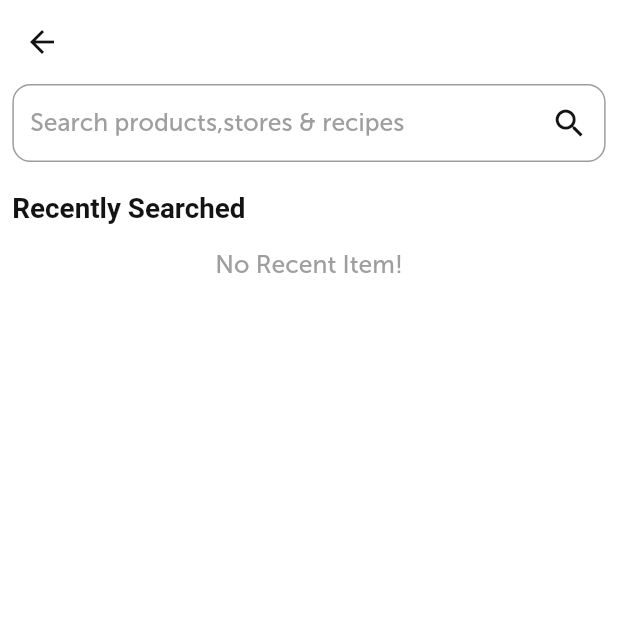
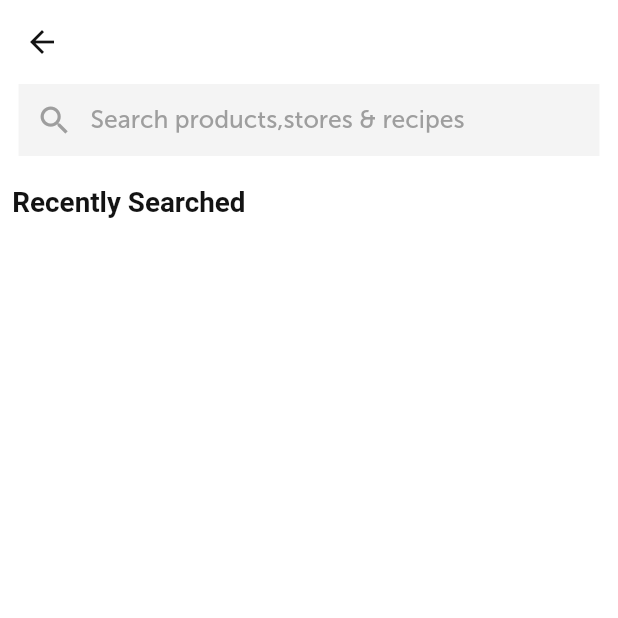
Before and after one commit to Manav5606/rpt, a Flutter app: the SearchRecipeScreen screen opened by its route, on a phone screen of 412 x 824 dp, the top half of it. Run offline on Flutter 3.47's test engine with Material 2 defaults, Android fonts, the phone set to English and light mode, and no system bars; our stand-ins replace awesome_dialog, badges, bubble, buttons_tabbar, cached_network_image, camera and 43 more; missing offline and left inert: dart:ffi, flutter_share_me, google_place, razorpay_flutter, stream_chat, stream_chat_flutter; accounts and stored records are empty; network calls fail; Roboto replaces fonts that are missing (MuseoSans-700.otf); statements that could not run were skipped.

```diff
--- a/lib/screens/scanReceipt/search_recipt_screen.dart
+++ b/lib/screens/scanReceipt/search_recipt_screen.dart
@@ -30,42 +30,55 @@ class SearchRecipeScreen extends StatelessWidget {
           child: Column(
             crossAxisAlignment: CrossAxisAlignment.start,
             children: [
-              TextField(
+              Padding(
+                padding: EdgeInsets.symmetric(horizontal: 1.w),
+                child: Container(
+                  decoration: BoxDecoration(color: AppConst.veryLightGrey),
+                  child: TextField(
                       textAlign: TextAlign.left,
                       textDirection: TextDirection.rtl,
                       controller: _paymentController.searchController,
                       textAlignVertical: TextAlignVertical.center,
                       decoration: InputDecoration(
-                      suffixIcon: (_paymentController.searchText.value.isEmpty)
-                          ? Icon(
-                              Icons.search,
-                              size: SizeUtils.horizontalBlockSize * 6,
-                              color: AppConst.black,
-                            )
+                          contentPadding: EdgeInsets.only(left: 3.w),
+                          suffixIcon: (_paymentController
+                                  .searchText.value.isEmpty)
+                              ? null
                               : IconButton(
                                   onPressed: () {
                                     _paymentController.searchController.clear();
                                     _paymentController.searchText.value = '';
-                                _paymentController
-                                    .getNearMePageDataModel.value?.data?.stores
+                                    _paymentController.getNearMePageDataModel
+                                        .value?.data?.stores
                                         ?.clear();
-                                Get.back();
+                                    // Get.back();
                                   },
                                   icon: Icon(
                                     Icons.cancel,
-                                color: AppConst.black,
+                                    color: AppConst.grey,
                                     size: SizeUtils.horizontalBlockSize * 6,
                                   )),
+                          prefixIcon:
+                              (_paymentController.searchText.value.isEmpty)
+                                  ? Icon(
+                                      Icons.search,
+                                      color: AppConst.grey,
+                                      size: SizeUtils.horizontalBlockSize * 6,
+                                    )
+                                  : null,
                           counterText: "",
                           isDense: true,
-                      border: OutlineInputBorder(
-                        borderRadius: BorderRadius.circular(12),
-                        borderSide: BorderSide(),
-                      ),
-                      focusedBorder: OutlineInputBorder(
-                        borderRadius: BorderRadius.circular(12),
-                        borderSide: BorderSide(color: AppConst.black),
-                      ),
+                          border: InputBorder.none,
+                          // OutlineInputBorder(
+                          //   borderRadius: BorderRadius.circular(12),
+                          //   borderSide:
+                          //       BorderSide(width: 1, color: AppConst.transparent),
+                          // ),
+                          focusedBorder: InputBorder.none,
+                          // OutlineInputBorder(
+                          //   borderRadius: BorderRadius.circular(12),
+                          //   borderSide: BorderSide(color: AppConst.black),
+                          // ),
                           hintTextDirection: TextDirection.rtl,
                           hintText: " Search products,stores & recipes",
                           hintStyle: TextStyle(
@@ -84,9 +97,12 @@ class SearchRecipeScreen extends StatelessWidget {
                         _paymentController.searchText.value.isNotEmpty
                             ? _paymentController.getNearMePageData(
                                 searchText: value)
-                        : _paymentController.getNearMePageData(searchText: " ");
+                            : _paymentController.getNearMePageData(
+                                searchText: " ");
                         // onSearch(value);
                       }),
+                ),
+              ),
               SizedBox(
                 height: SizeUtils.horizontalBlockSize * 5,
               ),
@@ -94,7 +110,8 @@ class SearchRecipeScreen extends StatelessWidget {
                 () => (((_paymentController.getNearMePageDataModel.value?.data
                             ?.stores?.isEmpty ??
                         true)))
-                    ? _paymentController.searchText.value.isNotEmpty
+                    ? _paymentController.searchText.value != null &&
+                            _paymentController.searchText.value != ""
                         ? Center(
                             child: Text(
                               'No Results found !',
@@ -111,23 +128,83 @@ class SearchRecipeScreen extends StatelessWidget {
                       ),
               ),
               SizedBox(
-                height: 2.h,
+                height: 1.h,
               ),
               Obx(
                 () => (((_paymentController.getNearMePageDataModel.value?.data
                             ?.stores?.isEmpty ??
                         true)))
-                    ? _paymentController.searchText.value.isNotEmpty
+                    ? _paymentController.searchText.value != null &&
+                            _paymentController.searchText.value != ""
                         ? SizedBox()
-                        : Expanded(
-                            child: SingleChildScrollView(
-                              child: RecentSearchList(
-                                foundedStores: _paymentController
-                                    .scanRecentProductList.value,
-                                isScanFunction: true,
+                        : Wrap(
+                            children: _paymentController
+                                .scanRecentProductList.value
+                                .map(
+                                  (e) => InkWell(
+                                    onTap: () => {
+                                      _paymentController.searchText.value =
+                                          e.name ?? "",
+                                      _paymentController.searchController.text =
+                                          _paymentController.searchText.value,
+                                      _paymentController.getNearMePageData(
+                                          searchText: _paymentController
+                                              .searchText.value),
+                                    },
+                                    child: Padding(
+                                      padding: EdgeInsets.symmetric(
+                                          horizontal: 1.w, vertical: 0.5.h),
+                                      child: Container(
+                                        padding: EdgeInsets.symmetric(
+                                            horizontal: 2.w, vertical: 0.5.h),
+                                        decoration: BoxDecoration(
+                                            color: AppConst.lightGrey,
+                                            borderRadius:
+                                                BorderRadius.circular(8)),
+                                        child: Row(
+                                          mainAxisSize: MainAxisSize.min,
+                                          crossAxisAlignment:
+                                              CrossAxisAlignment.center,
+                                          children: [
+                                            Icon(
+                                              Icons.access_time_rounded,
+                                              color: AppConst.grey,
+                                              size: 2.h,
+                                            ),
+                                            SizedBox(
+                                              width: 1.w,
+                                            ),
+                                            Text(
+                                              e.name ?? "",
+                                              style: TextStyle(
+                                                fontSize: SizeUtils
+                                                        .horizontalBlockSize *
+                                                    3,
+                                                fontFamily: 'MuseoSans',
+                                                fontWeight: FontWeight.w700,
+                                                fontStyle: FontStyle.normal,
+                                                color: AppConst.black,
+                                              ),
+                                            ),
+                                          ],
+                                        ),
+                                      ),
                                     ),
                                   ),
                                 )
+                                .toSet()
+                                .toList(),
+                          )
+
+                    // Expanded(
+                    //     child: SingleChildScrollView(
+                    //       child: RecentSearchList(
+                    //         foundedStores: _paymentController
+                    //             .scanRecentProductList.value,
+                    //         isScanFunction: true,
+                    //       ),
+                    //     ),
+                    //   )
                     : Expanded(
                         child: SingleChildScrollView(
                           child: SearchList(),
--- a/lib/widgets/storeProductsList.dart
+++ b/lib/widgets/storeProductsList.dart
@@ -317,7 +317,7 @@ class Inventories extends StatelessWidget {
       },
       separatorBuilder: (context, index) {
         return SizedBox(
-          height: SizeUtils.horizontalBlockSize * 2.55,
+          height: 1.h,
         );
       },
     );
```
Also changed, not shown: lib/screens/scanReceipt/search_peoduct.dart (+100 -90 lines). Lines whose indentation alone changed are shown as unchanged.
